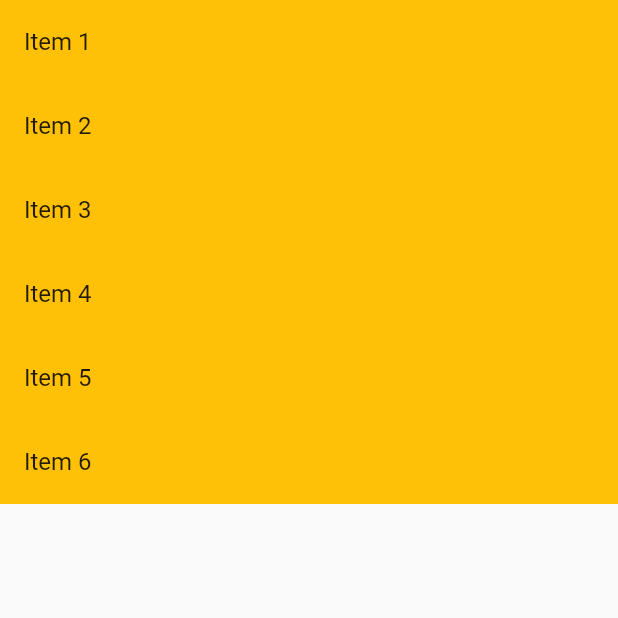
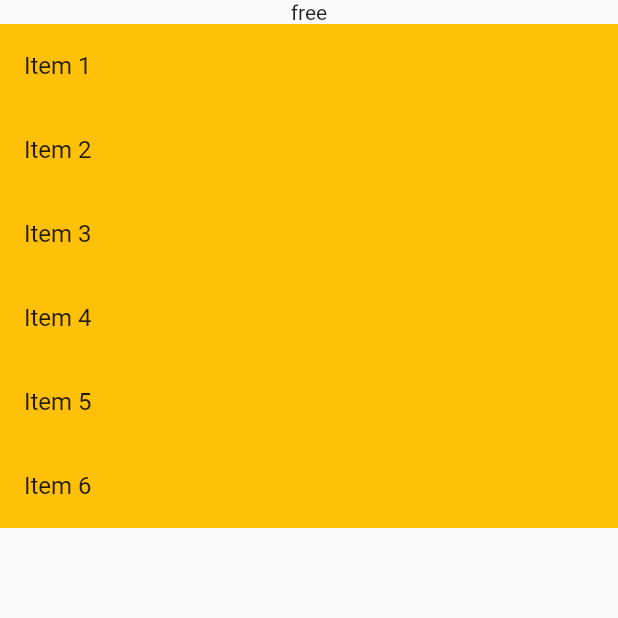
Before and after one commit to developython14/dashbared_hack_elbac, a Flutter app: the screen it shows after launch, on a phone screen of 412 x 824 dp, the top half of it. Run offline on Flutter 3.47's test engine with Material 2 defaults, Android fonts, the phone set to English and light mode, and no system bars; our stand-ins replace accordion, carousel_slider, convex_bottom_bar, device_info_plus, file_picker, getwidget and 4 more; missing offline and left inert: clipboard, drag_and_drop_lists, flutter_windowmanager, palestine_trusted_device; Roboto replaces fonts that are missing (Cairo).

Commit message:
initialisation of project

```diff
--- a/lib/screens/landing/test.dart
+++ b/lib/screens/landing/test.dart
@@ -13,8 +13,11 @@ class _testState extends State<test> {
   @override
   Widget build(BuildContext context) {
     return Scaffold(
-      body: ReorderableListView(
-        scrollDirection: Axis.vertical,
+      body: Column(
+        children: [
+          Text('free'),
+          Expanded(
+            child: ReorderableListView(
               children: [
                 for (int index = 0; index < _items.length; index += 1)
                   ListTile(
@@ -33,6 +36,9 @@ class _testState extends State<test> {
                 });
               },
             ),
+          ),
+        ],
+      ),
     );
   }
 }
```
Also changed, not shown: lib/screens/landing/Home/home.dart (+28 -1 lines). Lines whose indentation alone changed are shown as unchanged.
